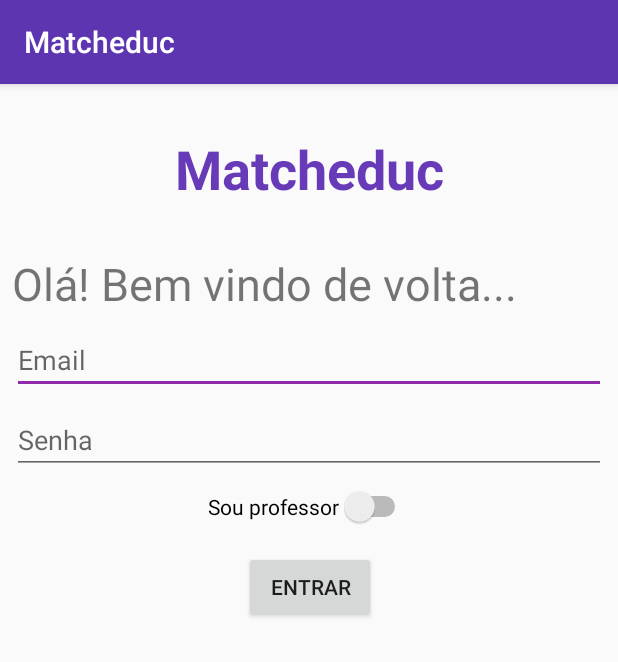
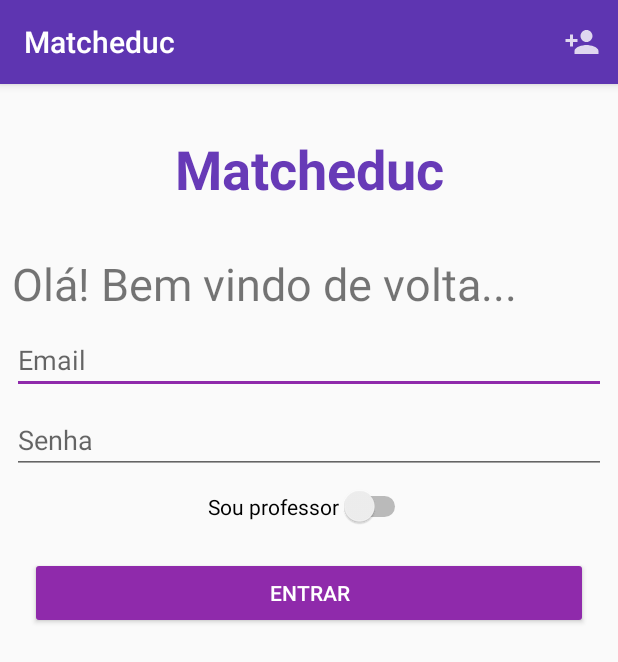
Before and after one commit to raphaelframos/matcheduc, an Android app: the screen it shows after launch (StartActivity), on a phone screen of 412 x 824 dp. Shown: the top 662 px of the screen. Run offline under Robolectric (Android 15) with nearby library versions, the phone set to English and light mode, and no system bars; our stand-ins replace navigation-ui; libraries missing offline, so code that uses them is left out: com.yuyakaido.android; 6 statements that could not run were skipped.

Commit message:
Login criado e criando tela de novo usuario

```diff
--- a/app/src/main/AndroidManifest.xml
+++ b/app/src/main/AndroidManifest.xml
@@ -11,7 +11,8 @@
         android:roundIcon="@mipmap/ic_launcher_round"
         android:supportsRtl="true"
         android:theme="@style/AppTheme">
-        <activity android:name=".StartActivity"></activity>
+        <activity android:name=".NewUserActivity"></activity>
+        <activity android:name=".StartActivity" />
         <activity android:name=".NewThemeActivity" />
         <activity android:name=".NewUnitActivity" />
         <activity
--- a/app/src/main/java/powellapps/matcheduc/StartActivity.kt
+++ b/app/src/main/java/powellapps/matcheduc/StartActivity.kt
@@ -1,11 +1,62 @@
 package powellapps.matcheduc
 
+import android.content.Intent
 import androidx.appcompat.app.AppCompatActivity
 import android.os.Bundle
+import android.view.*
+import powellapps.matcheduc.databinding.ActivityStartBinding
+import powellapps.matcheduc.model.User
+import powellapps.matcheduc.service.LoginService
+import java.util.zip.Inflater
 
 class StartActivity : AppCompatActivity() {
+
+    private lateinit var binding : ActivityStartBinding
+    private lateinit var user : User
+
     override fun onCreate(savedInstanceState: Bundle?) {
         super.onCreate(savedInstanceState)
-        setContentView(R.layout.activity_start)
+        binding = ActivityStartBinding.inflate(LayoutInflater.from(this))
+        setContentView(binding.root)
+
+        binding.buttonSignIn.setOnClickListener {
+            val email = binding.editTextEmailAddress.text.toString()
+            val password = binding.editTextPassword.text.toString()
+            val type = binding.switchTeacher.isChecked
+
+            if(isValid(email, password)){
+                finish()
+            }else{
+                startActivity(Intent(applicationContext, NewUserActivity::class.java))
+            }
+
+        }
+    }
+
+    override fun onCreateOptionsMenu(menu: Menu?): Boolean {
+        menuInflater.inflate(R.menu.start_menu, menu)
+        return super.onCreateOptionsMenu(menu)
+    }
+
+    override fun onOptionsItemSelected(item: MenuItem): Boolean {
+        return super.onOptionsItemSelected(item)
+    }
+
+    fun isValid(email: String, password : String) : Boolean{
+        if(email.isNullOrEmpty()){
+            binding.editTextEmailAddress.error = getString(R.string.campo_branco)
+            return false
+        }
+
+        if(password.isNullOrEmpty()){
+            binding.editTextPassword.error = getString(R.string.campo_branco)
+            return false
+        }
+
+        user = LoginService.isUser(email, password)
+        if(user.name.isNullOrEmpty()){
+            return false
+        }
+        return true
     }
 }
--- /dev/null
+++ b/app/src/main/res/drawable-anydpi/item_new.xml
@@ -0,0 +1,11 @@
+<vector xmlns:android="http://schemas.android.com/apk/res/android"
+    android:width="24dp"
+    android:height="24dp"
+    android:viewportWidth="24"
+    android:viewportHeight="24"
+    android:tint="#FFFFFF"
+    android:alpha="0.8">
+  <path
+      android:fillColor="@android:color/white"
+      android:pathData="M15,12c2.21,0 4,-1.79 4,-4s-1.79,-4 -4,-4 -4,1.79 -4,4 1.79,4 4,4zM6,10L6,7L4,7v3L1,10v2h3v3h2v-3h3v-2L6,10zM15,14c-2.67,0 -8,1.34 -8,4v2h16v-2c0,-2.66 -5.33,-4 -8,-4z"/>
+</vector>
--- a/app/src/main/res/layout/activity_start.xml
+++ b/app/src/main/res/layout/activity_start.xml
@@ -11,7 +11,7 @@
         android:layout_width="wrap_content"
         android:layout_height="wrap_content"
         android:layout_marginTop="32dp"
-        android:text="Matcheduc"
+        android:text="@string/matcheduc"
         android:textColor="#673AB7"
         android:textSize="36sp"
         android:textStyle="bold"
@@ -29,7 +29,7 @@
         android:layout_marginTop="32dp"
         android:layout_marginEnd="8dp"
         android:layout_marginRight="8dp"
-        android:text="Olá! Bem vindo de volta..."
+        android:text="@string/ol_bem_vindo_de_volta"
         app:layout_constraintEnd_toEndOf="parent"
         app:layout_constraintStart_toStartOf="parent"
         app:layout_constraintTop_toBottomOf="@+id/textView" />
@@ -44,7 +44,7 @@
         android:layout_marginEnd="8dp"
         android:layout_marginRight="8dp"
         android:ems="10"
-        android:hint="Email"
+        android:hint="@string/email"
         android:inputType="textEmailAddress"
         app:layout_constraintEnd_toEndOf="parent"
         app:layout_constraintStart_toStartOf="parent"
@@ -56,7 +56,7 @@
         android:layout_height="wrap_content"
         android:layout_marginTop="8dp"
         android:ems="10"
-        android:hint="Senha"
+        android:hint="@string/senha"
         android:inputType="textPassword"
         app:layout_constraintEnd_toEndOf="@+id/editTextEmailAddress"
         app:layout_constraintStart_toStartOf="@+id/editTextEmailAddress"
@@ -67,17 +67,18 @@
         android:layout_width="wrap_content"
         android:layout_height="wrap_content"
         android:layout_marginTop="8dp"
-        android:text="Sou professor"
+        android:text="@string/sou_professor"
         app:layout_constraintEnd_toEndOf="@+id/editTextPassword"
         app:layout_constraintStart_toStartOf="@+id/editTextPassword"
         app:layout_constraintTop_toBottomOf="@+id/editTextPassword" />
 
     <Button
         android:id="@+id/buttonSignIn"
-        android:layout_width="wrap_content"
+        android:layout_width="match_parent"
         android:layout_height="wrap_content"
         android:layout_marginTop="16dp"
-        android:text="Entrar"
+        android:text="@string/entrar"
+        style="@style/ButtonPrimary"
         app:layout_constraintEnd_toEndOf="@+id/switchTeacher"
         app:layout_constraintStart_toStartOf="@+id/switchTeacher"
         app:layout_constraintTop_toBottomOf="@+id/switchTeacher" />
--- /dev/null
+++ b/app/src/main/res/menu/start_menu.xml
@@ -0,0 +1,10 @@
+<?xml version="1.0" encoding="utf-8"?>
+<menu xmlns:app="http://schemas.android.com/apk/res-auto"
+    xmlns:android="http://schemas.android.com/apk/res/android">
+
+    <item
+        app:showAsAction="always"
+        android:id="@+id/item_new"
+        android:icon="@drawable/item_new"
+        android:title="@string/novo_usuario" />
+</menu>
--- a/app/src/main/res/values/strings.xml
+++ b/app/src/main/res/values/strings.xml
@@ -11,4 +11,12 @@
     <string name="salvar">Salvar</string>
     <string name="nome_da_disciplina">Nome da disciplina</string>
     <string name="nome_do_tema">Nome do tema</string>
+    <string name="entrar">Entrar</string>
+    <string name="sou_professor">Sou professor</string>
+    <string name="senha">Senha</string>
+    <string name="email">Email</string>
+    <string name="ol_bem_vindo_de_volta">Olá! Bem vindo de volta...</string>
+    <string name="matcheduc">Matcheduc</string>
+    <string name="campo_branco">Campo em branco!</string>
+    <string name="novo_usuario">Novo usuário</string>
 </resources>
```
Also changed, not shown: app/build.gradle (+13 -7 lines), app/src/main/java/powellapps/matcheduc/NewUserActivity.kt (added, +11 -0 lines), app/src/main/java/powellapps/matcheduc/di/Modules.kt (added, +13 -0 lines), app/src/main/java/powellapps/matcheduc/model/User.kt (added, +7 -0 lines), app/src/main/java/powellapps/matcheduc/service/LoginService.kt (added, +17 -0 lines), app/src/main/res/layout/activity_new_user.xml (added, +56 -0 lines), app/src/main/res/drawable-hdpi/item_new.png (added), app/src/main/res/drawable-mdpi/item_new.png (added), app/src/main/res/drawable-xhdpi/item_new.png (added), app/src/main/res/drawable-xxhdpi/item_new.png (added).
